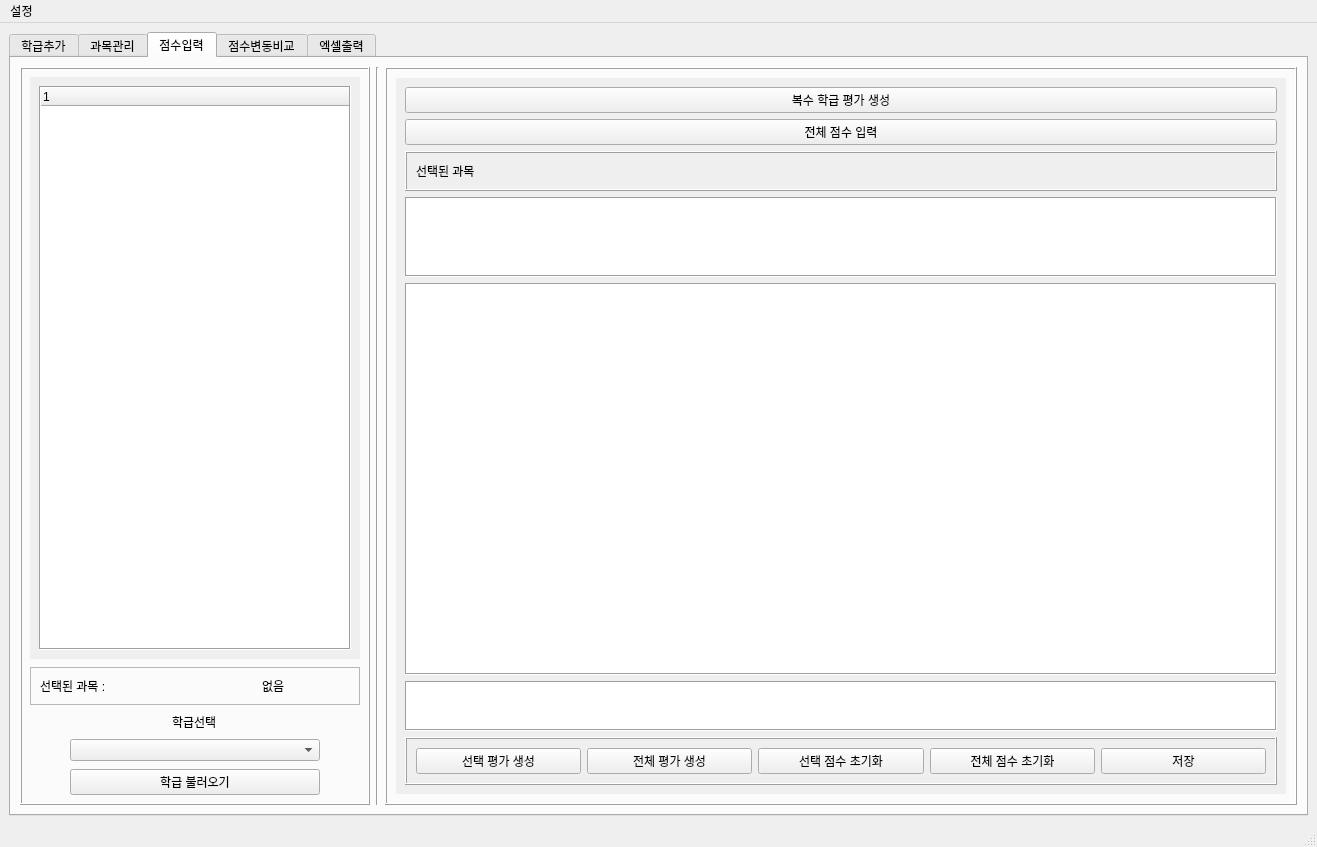
Qt form layout/manager.ui (chlwodud77/student-assesment-manager) before a commit.
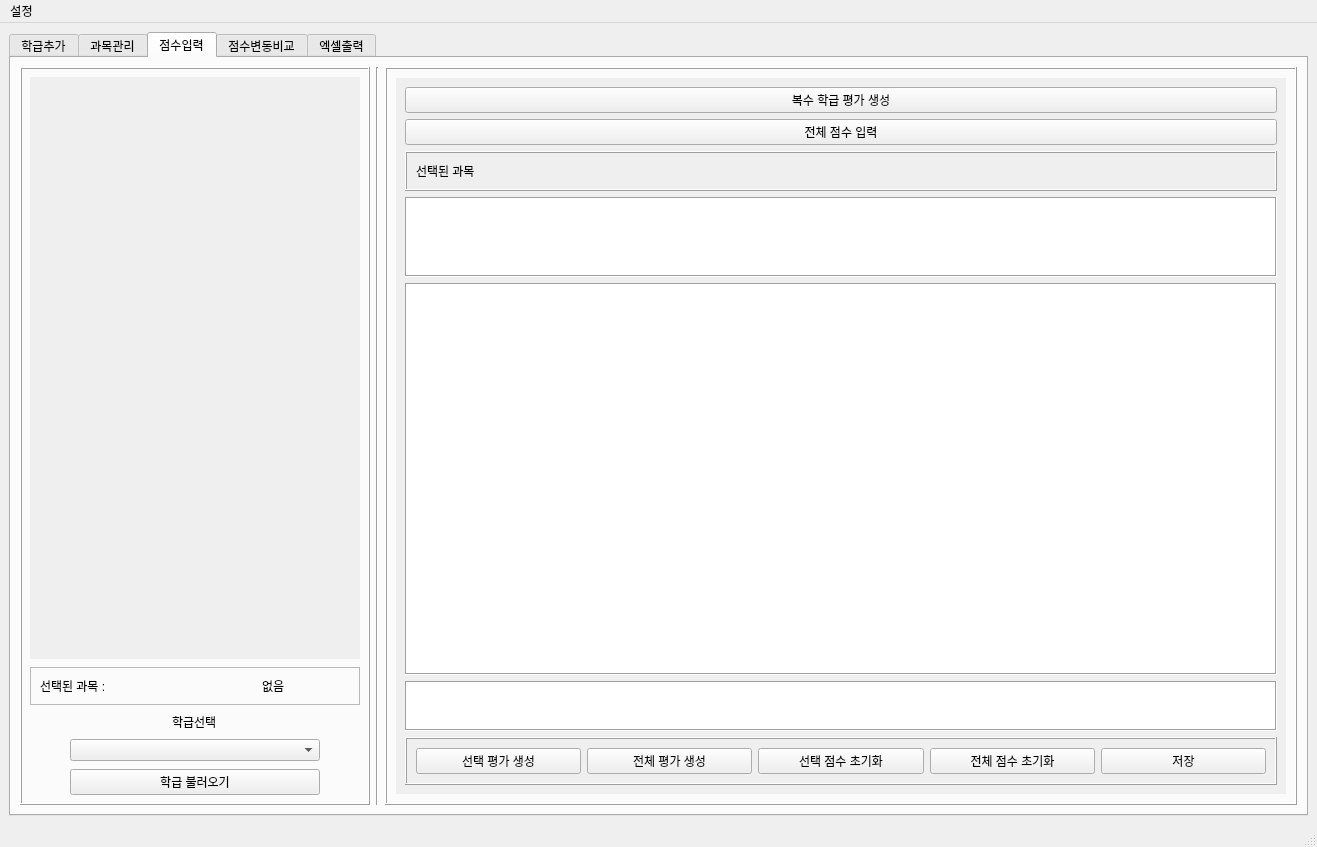
The same form after that commit. The open tabs and pages were chosen to show the change. Icons and pictures are not drawn.

The edit to the form file:
```diff
--- a/layout/manager.ui
+++ b/layout/manager.ui
@@ -1011,30 +1011,11 @@
                   <rect>
                    <x>0</x>
                    <y>0</y>
-                   <width>98</width>
-                   <height>91</height>
+                   <width>330</width>
+                   <height>606</height>
                   </rect>
                  </property>
-                 <layout class="QVBoxLayout" name="verticalLayout_3">
-                  <item>
-                   <widget class="QTreeWidget" name="scoreSubTreeWidget">
-                    <property name="sizePolicy">
-                     <sizepolicy hsizetype="Expanding" vsizetype="Expanding">
-                      <horstretch>0</horstretch>
-                      <verstretch>0</verstretch>
-                     </sizepolicy>
-                    </property>
-                    <property name="frameShape">
-                     <enum>QFrame::Box</enum>
-                    </property>
-                    <column>
-                     <property name="text">
-                      <string notr="true">1</string>
-                     </property>
-                    </column>
-                   </widget>
-                  </item>
-                 </layout>
+                 <layout class="QVBoxLayout" name="verticalLayout_3"/>
                 </widget>
                </widget>
               </item>
```
Left out of the diff: 26 changed lines with no effect on the pictures.
